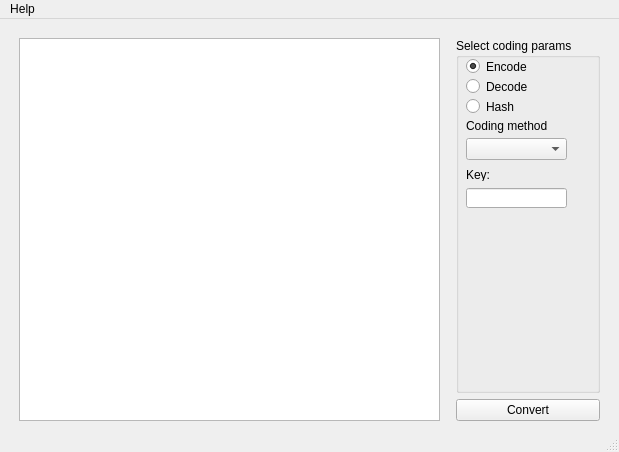
Chereq/cryptex, file main.ui: the form before one commit.
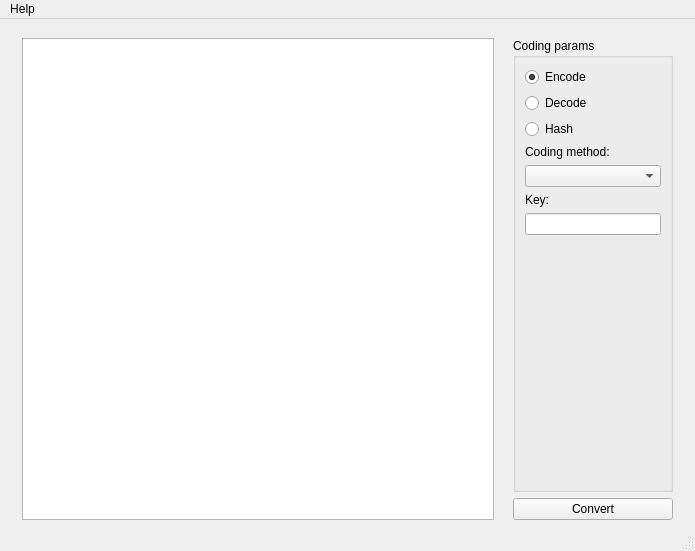
The form after the commit.

Patch:
```diff
--- a/main.ui
+++ b/main.ui
@@ -6,8 +6,8 @@
    <rect>
     <x>0</x>
     <y>0</y>
-    <width>619</width>
-    <height>452</height>
+    <width>695</width>
+    <height>551</height>
    </rect>
   </property>
   <property name="windowTitle">
@@ -37,7 +37,7 @@
         </property>
         <property name="sizeHint" stdset="0">
          <size>
-          <width>10</width>
+          <width>13</width>
           <height>40</height>
          </size>
         </property>
@@ -53,7 +53,7 @@
         </property>
         <property name="sizeHint" stdset="0">
          <size>
-          <width>10</width>
+          <width>13</width>
           <height>40</height>
          </size>
         </property>
@@ -65,22 +65,22 @@
          <widget class="QGroupBox" name="groupBox">
           <property name="minimumSize">
            <size>
-            <width>120</width>
-            <height>180</height>
+            <width>160</width>
+            <height>200</height>
+           </size>
+          </property>
+          <property name="maximumSize">
+           <size>
+            <width>160</width>
+            <height>16777215</height>
            </size>
           </property>
           <property name="title">
-           <string>Select coding params</string>
+           <string>Coding params</string>
           </property>
+          <layout class="QFormLayout" name="formLayout_2">
+           <item row="0" column="0">
           <widget class="QRadioButton" name="radio_encode">
-           <property name="geometry">
-            <rect>
-             <x>10</x>
-             <y>20</y>
-             <width>82</width>
-             <height>17</height>
-            </rect>
-           </property>
            <property name="text">
             <string>Encode</string>
            </property>
@@ -88,15 +88,9 @@
             <bool>true</bool>
            </property>
           </widget>
+           </item>
+           <item row="1" column="0">
           <widget class="QRadioButton" name="radio_decode">
-           <property name="geometry">
-            <rect>
-             <x>10</x>
-             <y>40</y>
-             <width>82</width>
-             <height>17</height>
-            </rect>
-           </property>
            <property name="text">
             <string>Decode</string>
            </property>
@@ -104,65 +98,35 @@
             <bool>false</bool>
            </property>
           </widget>
-          <widget class="QComboBox" name="coding_selector">
-           <property name="geometry">
-            <rect>
-             <x>10</x>
-             <y>100</y>
-             <width>101</width>
-             <height>22</height>
-            </rect>
-           </property>
-          </widget>
-          <widget class="QLabel" name="coding_label">
-           <property name="geometry">
-            <rect>
-             <x>10</x>
-             <y>80</y>
-             <width>81</width>
-             <height>16</height>
-            </rect>
-           </property>
-           <property name="text">
-            <string>Coding method:</string>
-           </property>
-          </widget>
+           </item>
+           <item row="2" column="0">
           <widget class="QRadioButton" name="radio_hash">
-           <property name="geometry">
-            <rect>
-             <x>10</x>
-             <y>60</y>
-             <width>82</width>
-             <height>17</height>
-            </rect>
-           </property>
            <property name="text">
             <string>Hash</string>
            </property>
           </widget>
-          <widget class="QLineEdit" name="key_field">
-           <property name="geometry">
-            <rect>
-             <x>10</x>
-             <y>150</y>
-             <width>101</width>
-             <height>20</height>
-            </rect>
-           </property>
-          </widget>
+           </item>
+           <item row="3" column="0">
+            <widget class="QLabel" name="coding_label">
+             <property name="text">
+              <string>Coding method:</string>
+             </property>
+            </widget>
+           </item>
+           <item row="5" column="0">
           <widget class="QLabel" name="key_label">
-           <property name="geometry">
-            <rect>
-             <x>10</x>
-             <y>130</y>
-             <width>47</width>
-             <height>13</height>
-            </rect>
-           </property>
            <property name="text">
             <string>Key:</string>
            </property>
           </widget>
+           </item>
+           <item row="4" column="0" colspan="2">
+            <widget class="QComboBox" name="coding_selector"/>
+           </item>
+           <item row="6" column="0" colspan="2">
+            <widget class="QLineEdit" name="key_field"/>
+           </item>
+          </layout>
          </widget>
         </item>
         <item>
@@ -181,7 +145,7 @@
         </property>
         <property name="sizeHint" stdset="0">
          <size>
-          <width>10</width>
+          <width>13</width>
           <height>40</height>
          </size>
         </property>
@@ -197,8 +161,8 @@
     <rect>
      <x>0</x>
      <y>0</y>
-     <width>619</width>
-     <height>21</height>
+     <width>695</width>
+     <height>25</height>
     </rect>
    </property>
    <widget class="QMenu" name="menuHelp">
```
Lines whose indentation alone changed are shown as unchanged.
